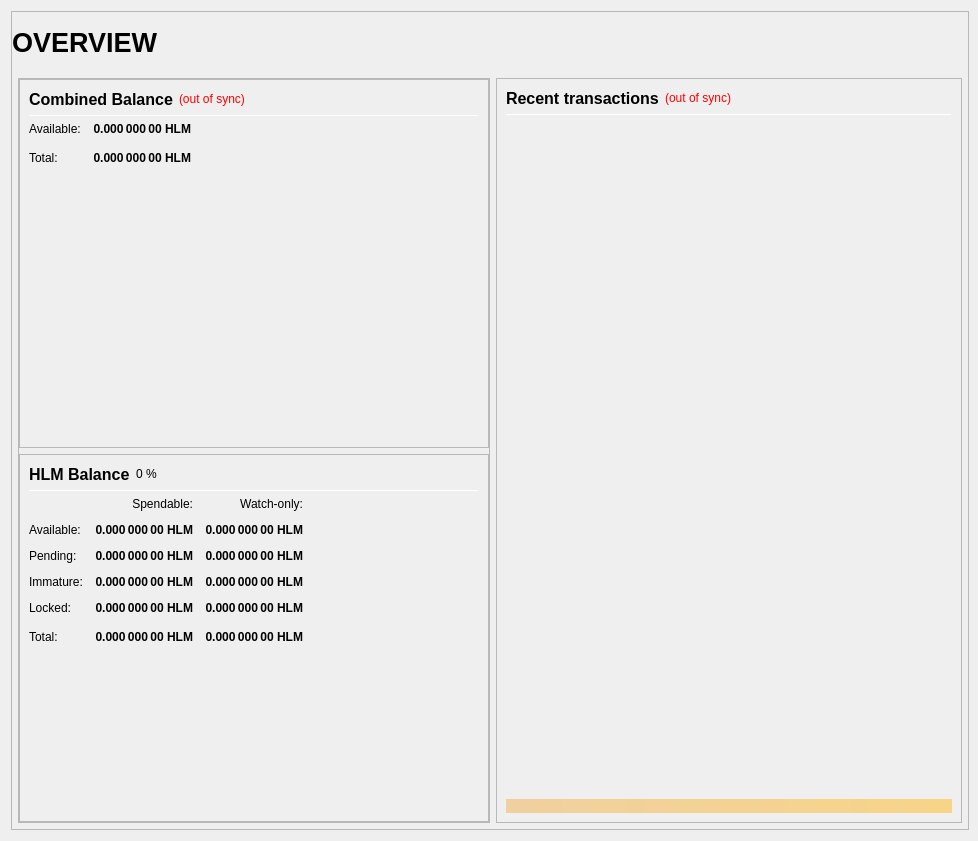
Old version of the form src/qt/forms/overviewpage.ui in the repository heliumchain/squorum.
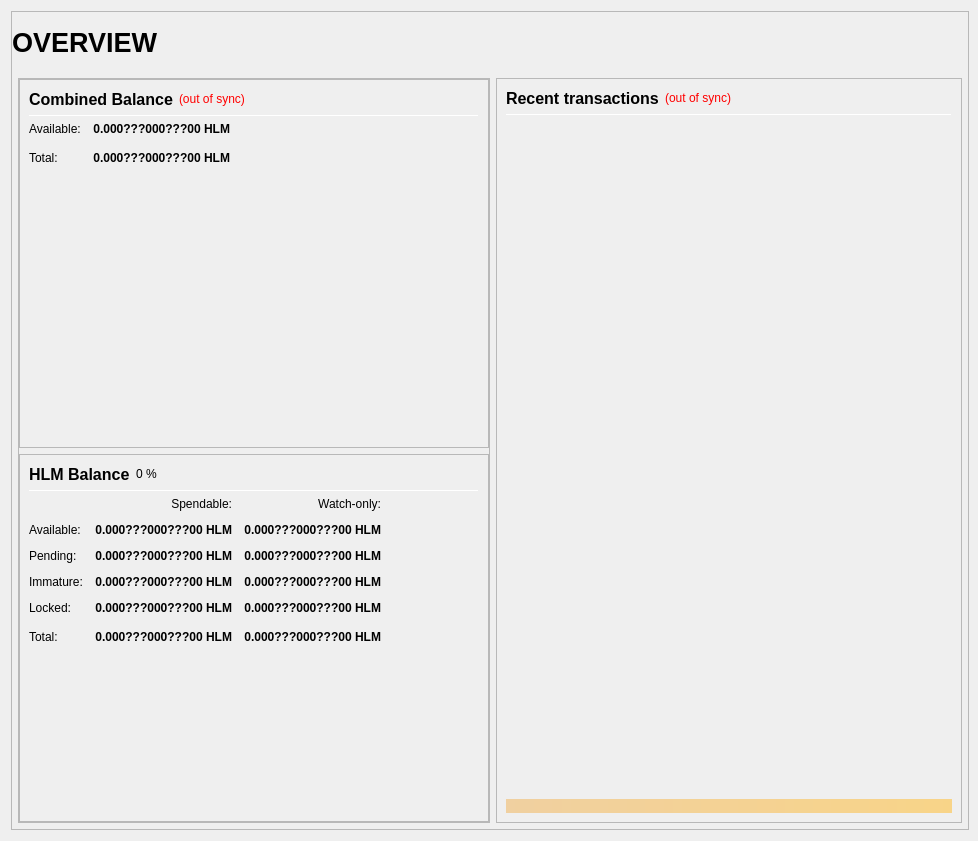
New version of the form.

What changed in the file:
```diff
--- a/src/qt/forms/overviewpage.ui
+++ b/src/qt/forms/overviewpage.ui
@@ -306,7 +306,7 @@
                           <string>Your current spendable balance</string>
                          </property>
                          <property name="text">
-                          <string notr="true">0.000 000 00 HLM</string>
+                          <string notr="true">0.000???000???00 HLM</string>
                          </property>
                          <property name="alignment">
                           <set>Qt::AlignRight|Qt::AlignTrailing|Qt::AlignVCenter</set>
@@ -338,7 +338,7 @@
                           <string>Total Balance, including all unavailable coins.</string>
                          </property>
                          <property name="text">
-                          <string notr="true">0.000 000 00 HLM</string>
+                          <string notr="true">0.000???000???00 HLM</string>
                          </property>
                          <property name="alignment">
                           <set>Qt::AlignRight|Qt::AlignTrailing|Qt::AlignVCenter</set>
@@ -498,7 +498,7 @@
                           <string>Your current spendable balance</string>
                          </property>
                          <property name="text">
-                          <string notr="true">0.000 000 00 HLM</string>
+                          <string notr="true">0.000???000???00 HLM</string>
                          </property>
                          <property name="alignment">
                           <set>Qt::AlignRight|Qt::AlignTrailing|Qt::AlignVCenter</set>
@@ -523,7 +523,7 @@
                           <string>Your current balance in watch-only addresses</string>
                          </property>
                          <property name="text">
-                          <string notr="true">0.000 000 00 HLM</string>
+                          <string notr="true">0.000???000???00 HLM</string>
                          </property>
                          <property name="alignment">
                           <set>Qt::AlignRight|Qt::AlignTrailing|Qt::AlignVCenter</set>
@@ -555,7 +555,7 @@
                           <string>Total of transactions that have yet to be confirmed, and do not yet count toward the spendable balance</string>
                          </property>
                          <property name="text">
-                          <string notr="true">0.000 000 00 HLM</string>
+                          <string notr="true">0.000???000???00 HLM</string>
                          </property>
                          <property name="alignment">
                           <set>Qt::AlignRight|Qt::AlignTrailing|Qt::AlignVCenter</set>
@@ -580,7 +580,7 @@
                           <string>Unconfirmed transactions to watch-only addresses</string>
                          </property>
                          <property name="text">
-                          <string notr="true">0.000 000 00 HLM</string>
+                          <string notr="true">0.000???000???00 HLM</string>
                          </property>
                          <property name="alignment">
                           <set>Qt::AlignRight|Qt::AlignTrailing|Qt::AlignVCenter</set>
@@ -612,7 +612,7 @@
                           <string>Staked or masternode rewards that has not yet matured</string>
                          </property>
                          <property name="text">
-                          <string notr="true">0.000 000 00 HLM</string>
+                          <string notr="true">0.000???000???00 HLM</string>
                          </property>
                          <property name="alignment">
                           <set>Qt::AlignRight|Qt::AlignTrailing|Qt::AlignVCenter</set>
@@ -637,7 +637,7 @@
                           <string>Staked or masternode rewards in watch-only addresses that has not yet matured</string>
                          </property>
                          <property name="text">
-                          <string notr="true">0.000 000 00 HLM</string>
+                          <string notr="true">0.000???000???00 HLM</string>
                          </property>
                          <property name="alignment">
                           <set>Qt::AlignRight|Qt::AlignTrailing|Qt::AlignVCenter</set>
@@ -672,7 +672,7 @@
                           <string>Locked HLM or Masternode collaterals. These are excluded from zHLM minting.</string>
                          </property>
                          <property name="text">
-                          <string notr="true">0.000 000 00 HLM</string>
+                          <string notr="true">0.000???000???00 HLM</string>
                          </property>
                          <property name="alignment">
                           <set>Qt::AlignRight|Qt::AlignTrailing|Qt::AlignVCenter</set>
@@ -697,7 +697,7 @@
                           <string>Current locked balance in watch-only addresses</string>
                          </property>
                          <property name="text">
-                          <string notr="true">0.000 000 00 HLM</string>
+                          <string notr="true">0.000???000???00 HLM</string>
                          </property>
                          <property name="alignment">
                           <set>Qt::AlignRight|Qt::AlignTrailing|Qt::AlignVCenter</set>
@@ -732,7 +732,7 @@
                           <string>Your current balance, unconfirmed and immature transactions included</string>
                          </property>
                          <property name="text">
-                          <string notr="true">0.000 000 00 HLM</string>
+                          <string notr="true">0.000???000???00 HLM</string>
                          </property>
                          <property name="alignment">
                           <set>Qt::AlignRight|Qt::AlignTrailing|Qt::AlignVCenter</set>
@@ -757,7 +757,7 @@
                           <string>Current total balance in watch-only addresses</string>
                          </property>
                          <property name="text">
-                          <string notr="true">0.000 000 00 HLM</string>
+                          <string notr="true">0.000???000???00 HLM</string>
                          </property>
                          <property name="alignment">
                           <set>Qt::AlignRight|Qt::AlignTrailing|Qt::AlignVCenter</set>
```
Left out of the diff: 4 changed lines with no effect on the pictures.
